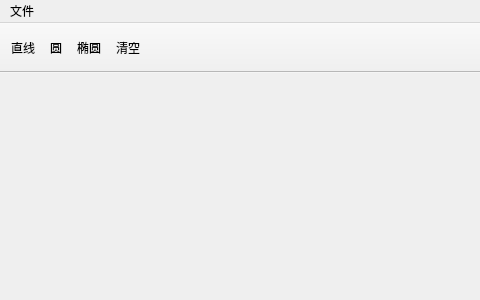
Before: the Qt Designer form mainwindow.ui in cjinchi/ComputerGraphics, drawn with Qt 5; both pictures show x 0 to 480 and y 0 to 300 of the 800 by 300 pixel window.
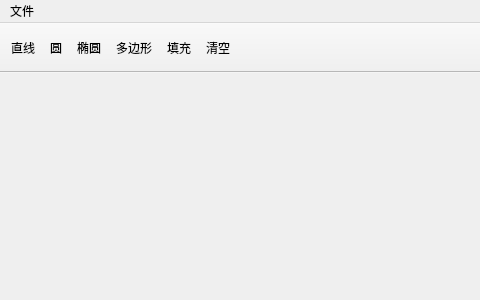
After: the same form once the commit is applied. Custom widgets are drawn as their Qt base class.

Patch:
```diff
--- a/mainwindow.ui
+++ b/mainwindow.ui
@@ -71,6 +71,8 @@
    <addaction name="actionLine"/>
    <addaction name="actionCircle"/>
    <addaction name="actionEllipse"/>
+   <addaction name="actionpolygon"/>
+   <addaction name="actionfill"/>
    <addaction name="actionClear"/>
   </widget>
   <widget class="QStatusBar" name="statusBar"/>
@@ -104,6 +106,16 @@
     <string>说明</string>
    </property>
   </action>
+  <action name="actionpolygon">
+   <property name="text">
+    <string>多边形</string>
+   </property>
+  </action>
+  <action name="actionfill">
+   <property name="text">
+    <string>填充</string>
+   </property>
+  </action>
  </widget>
  <layoutdefault spacing="6" margin="11"/>
  <customwidgets>
```
Left out of the diff: 18 changed lines with no effect on the pictures.
